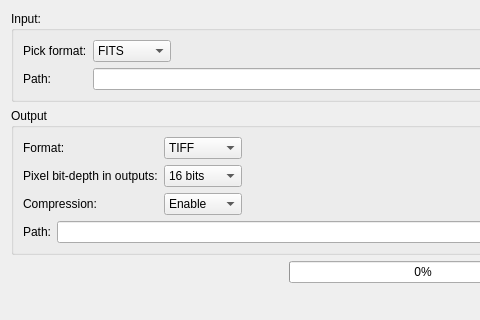
Above: MantidQt/CustomInterfaces/inc/MantidQtCustomInterfaces/Tomography/ImgFormatsConversion.ui from mantidproject/mantid before the change; both pictures show x 0 to 480 and y 0 to 320 of the 654 by 426 pixel window. Below: the same form after it.
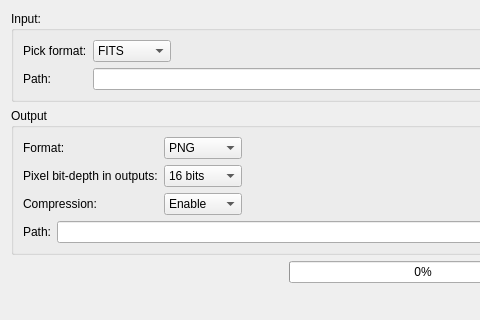
That is the form after the change.

Commit message: ui updates with new settings and defaults, re #12900

Patch:
```diff
--- a/MantidQt/CustomInterfaces/inc/MantidQtCustomInterfaces/Tomography/ImgFormatsConversion.ui
+++ b/MantidQt/CustomInterfaces/inc/MantidQtCustomInterfaces/Tomography/ImgFormatsConversion.ui
@@ -130,6 +130,11 @@
           <verstretch>0</verstretch>
          </sizepolicy>
         </property>
+        <item>
+         <property name="text">
+          <string>PNG</string>
+         </property>
+        </item>
         <item>
          <property name="text">
           <string>TIFF</string>
```
Left out of the diff: 5 changed lines with no effect on the pictures. The commit also changes 4 other files.
